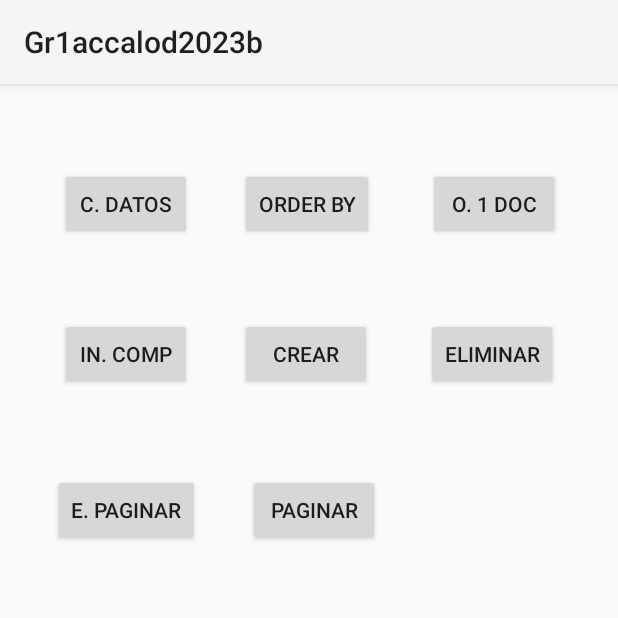
After one commit to EPN-2023B-Moviles-GR1CCA/2023B-mov-gr1cca-ona-de-la-torre-alejandra-lizbeth, an Android app built with Jetpack Compose: the IFirestore screen opened directly, with no data from a screen before it, on a phone screen of 412 x 824 dp, the top half of it. The commit adds this screen. Run offline under Robolectric (Android 15) with nearby library versions, the phone set to English and light mode, and no system bars; our stand-ins replace Firebase (no records; nobody signed in at launch, a user with empty details on screens opened directly).

Commit message:
feat: creacion de interfaz y entidad para uso de cloud firestore

```diff
--- a/02-android/app/src/main/AndroidManifest.xml
+++ b/02-android/app/src/main/AndroidManifest.xml
@@ -15,6 +15,9 @@
         android:supportsRtl="true"
         android:theme="@style/Theme.AppCompat.Light"
         tools:targetApi="31">
+        <activity
+            android:name=".IFirestore"
+            android:exported="false" />
         <activity
             android:name=".HFirebaseUIAuth"
             android:exported="false" />
--- /dev/null
+++ b/02-android/app/src/main/java/com/example/gr1accalod2023b/ICities.kt
@@ -0,0 +1,14 @@
+package com.example.gr1accalod2023b
+
+class ICities(
+    public var name: String?,
+    public var state: String?,
+    public var country: String?,
+    public var capital: Boolean?,
+    public var population: Long?,
+    public var regions: List<String>?
+) {
+    override fun toString(): String {
+        return "${name} - ${country}"
+    }
+}
--- /dev/null
+++ b/02-android/app/src/main/java/com/example/gr1accalod2023b/IFirestore.kt
@@ -0,0 +1,35 @@
+package com.example.gr1accalod2023b
+
+import androidx.appcompat.app.AppCompatActivity
+import android.os.Bundle
+import android.widget.ArrayAdapter
+import android.widget.Button
+import android.widget.ListView
+import com.google.android.gms.tasks.Task
+import com.google.firebase.firestore.Query
+import com.google.firebase.firestore.QueryDocumentSnapshot
+import com.google.firebase.firestore.QuerySnapshot
+import com.google.firebase.firestore.ktx.firestore
+import com.google.firebase.ktx.Firebase
+import java.util.*
+import kotlin.collections.ArrayList
+
+class IFirestore : AppCompatActivity() {
+
+    var query: Query? = null
+    val arreglo: ArrayList<ICities> = arrayListOf()
+    override fun onCreate(savedInstanceState: Bundle?) {
+        super.onCreate(savedInstanceState)
+        setContentView(R.layout.activity_ifirestore)
+
+        //Configuracion del list view
+        val listView = findViewById<ListView>(R.id.lv_firestore)
+        val adaptador = ArrayAdapter(
+            this,
+            android.R.layout.simple_list_item_1,
+            arreglo
+        )
+        listView.adapter = adaptador
+        adaptador.notifyDataSetChanged()
+    }
+}
--- a/02-android/app/src/main/java/com/example/gr1accalod2023b/MainActivity.kt
+++ b/02-android/app/src/main/java/com/example/gr1accalod2023b/MainActivity.kt
@@ -136,6 +136,12 @@ class MainActivity : AppCompatActivity() {
             .setOnClickListener {
                 irActividad(HFirebaseUIAuth::class.java)
             }
+
+        val botonFirestore = findViewById<Button>(R.id.btn_intent_firestore)
+        botonFirestore
+            .setOnClickListener {
+                irActividad(IFirestore::class.java)
+            }
     }//termina onCreate
 
     fun abrirActividadConParametros(
--- /dev/null
+++ b/02-android/app/src/main/res/layout/activity_ifirestore.xml
@@ -0,0 +1,103 @@
+<?xml version="1.0" encoding="utf-8"?>
+<androidx.constraintlayout.widget.ConstraintLayout xmlns:android="http://schemas.android.com/apk/res/android"
+    xmlns:app="http://schemas.android.com/apk/res-auto"
+    xmlns:tools="http://schemas.android.com/tools"
+    android:layout_width="match_parent"
+    android:layout_height="match_parent"
+    tools:context=".IFirestore">
+
+    <Button
+        android:id="@+id/btn_fs_order_by"
+        android:layout_width="wrap_content"
+        android:layout_height="wrap_content"
+        android:layout_marginStart="32dp"
+        android:text="ORDER BY"
+        app:layout_constraintBottom_toBottomOf="@+id/btn_fs_datos_prueba"
+        app:layout_constraintStart_toEndOf="@+id/btn_fs_datos_prueba"
+        app:layout_constraintTop_toTopOf="@+id/btn_fs_datos_prueba"
+        app:layout_constraintVertical_bias="0.0" />
+
+    <ListView
+        android:id="@+id/lv_firestore"
+        android:layout_width="335dp"
+        android:layout_height="298dp"
+        android:layout_marginStart="4dp"
+        android:layout_marginTop="280dp"
+        app:layout_constraintEnd_toEndOf="@+id/btn_fs_odoc"
+        app:layout_constraintStart_toStartOf="@+id/btn_fs_datos_prueba"
+        app:layout_constraintTop_toBottomOf="@+id/btn_fs_order_by" />
+
+    <Button
+        android:id="@+id/btn_fs_datos_prueba"
+        android:layout_width="wrap_content"
+        android:layout_height="wrap_content"
+        android:layout_marginStart="40dp"
+        android:layout_marginTop="56dp"
+        android:text="C. DATOS"
+        app:layout_constraintStart_toStartOf="parent"
+        app:layout_constraintTop_toTopOf="parent" />
+
+    <Button
+        android:id="@+id/btn_fs_odoc"
+        android:layout_width="wrap_content"
+        android:layout_height="wrap_content"
+        android:layout_marginStart="36dp"
+        android:text="O. 1 DOC"
+        app:layout_constraintBottom_toBottomOf="@+id/btn_fs_order_by"
+        app:layout_constraintStart_toEndOf="@+id/btn_fs_order_by"
+        app:layout_constraintTop_toTopOf="@+id/btn_fs_order_by"
+        app:layout_constraintVertical_bias="0.0" />
+
+    <Button
+        android:id="@+id/btn_fs_ind_comp"
+        android:layout_width="wrap_content"
+        android:layout_height="wrap_content"
+        android:layout_marginTop="52dp"
+        android:text="IN. COMP"
+        app:layout_constraintEnd_toEndOf="@+id/btn_fs_datos_prueba"
+        app:layout_constraintStart_toStartOf="@+id/btn_fs_datos_prueba"
+        app:layout_constraintTop_toBottomOf="@+id/btn_fs_datos_prueba" />
+
+    <Button
+        android:id="@+id/btn_fs_crear"
+        android:layout_width="wrap_content"
+        android:layout_height="wrap_content"
+        android:layout_marginStart="32dp"
+        android:text="CREAR"
+        app:layout_constraintBottom_toBottomOf="@+id/btn_fs_ind_comp"
+        app:layout_constraintStart_toEndOf="@+id/btn_fs_ind_comp"
+        app:layout_constraintTop_toTopOf="@+id/btn_fs_ind_comp"
+        app:layout_constraintVertical_bias="0.0" />
+
+    <Button
+        android:id="@+id/btn_fs_eliminar"
+        android:layout_width="wrap_content"
+        android:layout_height="wrap_content"
+        android:layout_marginStart="36dp"
+        android:text="ELIMINAR"
+        app:layout_constraintBottom_toBottomOf="@+id/btn_fs_crear"
+        app:layout_constraintStart_toEndOf="@+id/btn_fs_crear"
+        app:layout_constraintTop_toTopOf="@+id/btn_fs_crear"
+        app:layout_constraintVertical_bias="0.0" />
+
+    <Button
+        android:id="@+id/btn_fs_epaginar"
+        android:layout_width="wrap_content"
+        android:layout_height="wrap_content"
+        android:layout_marginTop="56dp"
+        android:text="E. PAGINAR"
+        app:layout_constraintEnd_toEndOf="@+id/btn_fs_ind_comp"
+        app:layout_constraintStart_toStartOf="@+id/btn_fs_ind_comp"
+        app:layout_constraintTop_toBottomOf="@+id/btn_fs_ind_comp" />
+
+    <Button
+        android:id="@+id/btn_fs_paginar"
+        android:layout_width="wrap_content"
+        android:layout_height="wrap_content"
+        android:layout_marginStart="32dp"
+        android:text="PAGINAR"
+        app:layout_constraintBottom_toBottomOf="@+id/btn_fs_epaginar"
+        app:layout_constraintStart_toEndOf="@+id/btn_fs_epaginar"
+        app:layout_constraintTop_toTopOf="@+id/btn_fs_epaginar"
+        app:layout_constraintVertical_bias="0.0" />
+</androidx.constraintlayout.widget.ConstraintLayout>
--- a/02-android/app/src/main/res/layout/activity_main.xml
+++ b/02-android/app/src/main/res/layout/activity_main.xml
@@ -108,4 +108,15 @@
         app:layout_constraintTop_toTopOf="@+id/btn_ciclo_vida"
         app:layout_constraintVertical_bias="0.0" />
 
+    <Button
+        android:id="@+id/btn_intent_firestore"
+        android:layout_width="wrap_content"
+        android:layout_height="wrap_content"
+        android:layout_marginStart="20dp"
+        android:text="Firestore"
+        app:layout_constraintBottom_toBottomOf="@+id/btn_ir_list_view"
+        app:layout_constraintStart_toEndOf="@+id/btn_ir_list_view"
+        app:layout_constraintTop_toTopOf="@+id/btn_ir_list_view"
+        app:layout_constraintVertical_bias="0.0" />
+
 </androidx.constraintlayout.widget.ConstraintLayout>
```
